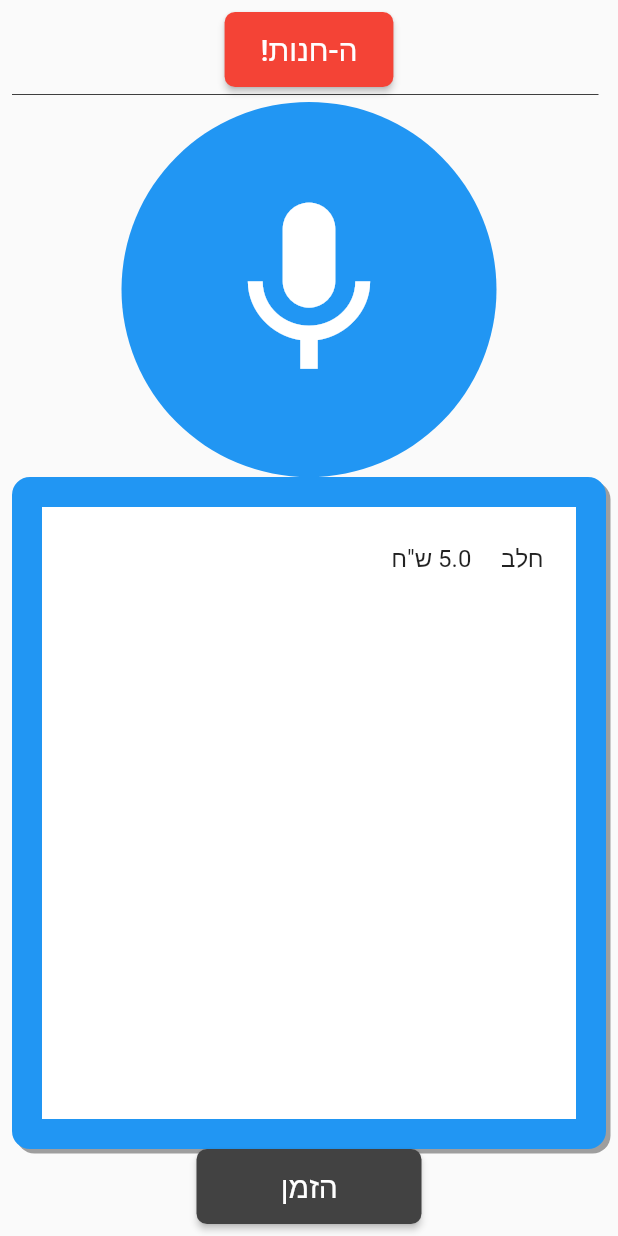
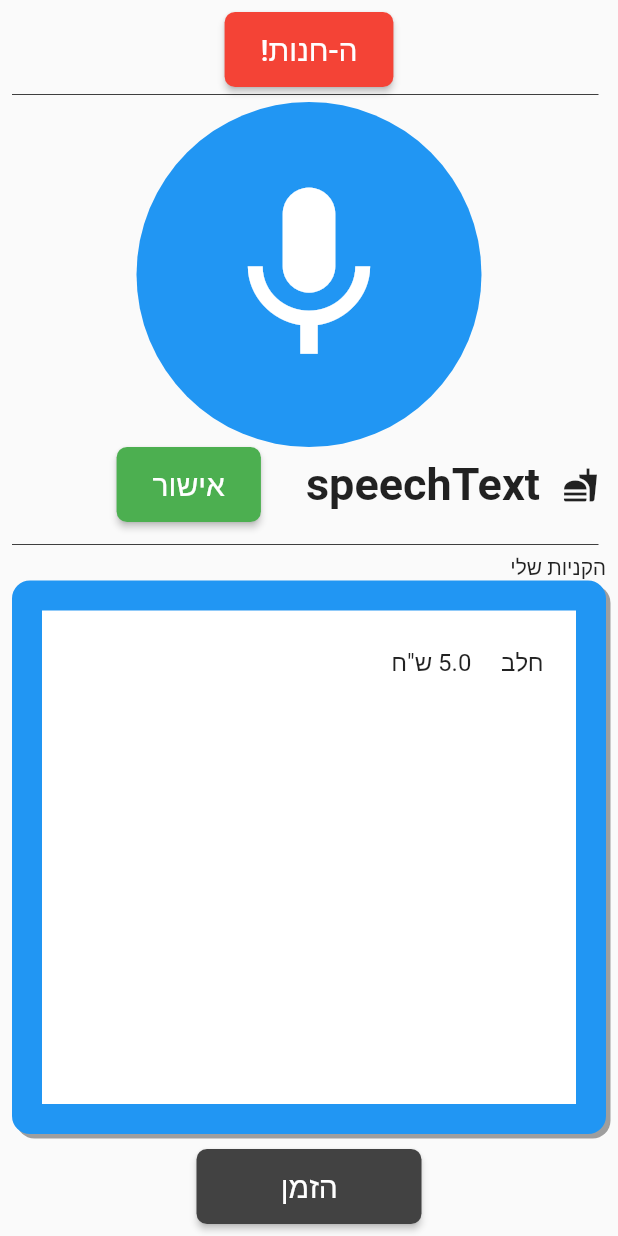
Before and after one commit to tsanhan/hanoot, a Flutter app: the screen it shows after launch, after a tap on the "mic" icon, on a phone screen of 412 x 824 dp. Run offline on Flutter 3.47's test engine with Material 2 defaults, Android fonts, the phone set to English and light mode, and no system bars; our stand-ins replace cached_network_image, firebase_auth, sprintf; missing offline and left inert: speech_recognition; accounts and stored records are empty; project files that could hold a hidden picture were left out.

Commit message:
ui fixex

```diff
--- a/lib/app/presentation/screens/MainScreen.dart
+++ b/lib/app/presentation/screens/MainScreen.dart
@@ -2,9 +2,11 @@
 import 'dart:io';
 
 import 'package:flutter/material.dart';
-import '../../data/model/product.dart';
-import '../../data/repository/products_repository.dart';
-
+import 'package:food4good_app/app/data/model/product.dart';
+import 'package:food4good_app/app/data/repository/products_repository.dart';
+import 'package:food4good_app/app/presentation/widgets/Item.dart';
+//import 'package:speech_to_text/speech_to_text.dart' as stt;
+//import 'package:speech_recognition/speech_recognition.dart';
 
 class MainScreen extends StatefulWidget {
   static const String SCREEN_NAME = 'MainScreen';
@@ -23,11 +25,20 @@
 
   List<Product> chosenProduct = new List();
   Product _chosenProduct;
+  //List<String>  productList = ['חלב', 'לחם'];
+//SpeechRecognition _speechRecognition;
+//stt.SpeechToText speech = stt.SpeechToText();
+bool _isAvailable = false;
+bool _isListening = false;
+bool pressed = false;
 
+String resultText = '';
+double totalSum = 0.0;
 
   @override
   void initState() {
     super.initState();
+  //  initSpeechRecognizer();
     _init();
   }
 
@@ -44,17 +55,9 @@
   Widget build(BuildContext context) {
     _chosenProduct = new Product(name: "חלב", price: 5, units: 1); //temp, for testing
     chosenProduct.add(_chosenProduct); //temp , for testing
-    _chosenProduct = new Product(name: "חזה עוף", price: 20, units: 3); //temp, for testing
-    chosenProduct.add(_chosenProduct); //temp , for testing
-    _chosenProduct = new Product(name: "לחם אחיד פרוס", price: 15, units: 1); //temp, for testing
-    chosenProduct.add(_chosenProduct); //temp , for testing
 
     return SafeArea(
       child: Scaffold(
-//      appBar: AppBar(
-//        title: Text(''),
-//        backgroundColor: Colors.grey[100],
-//      ),
         body: Container(
           padding: const EdgeInsets.all(8.0),
           child: Column(
@@ -64,9 +67,17 @@
               SizedBox(width: 15.0),
               _getDivider(),
               _getProducts(),
+              _getChosenItem(),
+              SizedBox(height: 10.0),
             //Stack(
             //children: <Widget>[
+              _getDivider(),
+              Align(
+                alignment: Alignment.topRight,
+                child: Text('הקניות שלי'),
+              ),
               _getShoppingList(),
+              SizedBox(height: 10.0),
               _getPressToOrder(),
           //    ],
         //  ),
@@ -76,40 +87,12 @@
       ),
     );
   }
-//
-//  @override
-//  Widget build(BuildContext context) {
-//    return SafeArea(
-//      child: Scaffold(
-////      appBar: AppBar(
-////        title: Text(''),
-////        backgroundColor: Colors.grey[100],
-////      ),
-//        body: Container(
-//          padding: const EdgeInsets.all(8.0),
-//          child: Column(
-//            crossAxisAlignment: CrossAxisAlignment.center,
-//            children: <Widget>[
-//              _getCategories(),
-//              SizedBox(width: 15.0),
-//              _getDivider(),
-//              _getProducts(),
-//              _getDivider(),
-//              _getShoppingList(),
-//              _getPressToOrder(),
-//            ],
-//          ),
-//        ),
-//      ),
-//    );
-//  }
-
 
   _getProducts() {
     return Center(
       child: Container(
-        height: 250.0,
-        width: 1000.0,
+        height: 230.0,
+        width:1000.0,
         child: Ink(
           decoration: ShapeDecoration(
             color: Colors.blue,
@@ -118,10 +101,16 @@
           child: IconButton(
             icon: Icon(Icons.mic),
             color: Colors.white,
-
             iconSize: 140,
             onPressed: () {
-              print("You Pressed the icon!");
+              setState(() {
+                resultText = "speechText";
+                pressed = true;
+              //  if (_isAvailable && !_isListening)
+                //  _speechRecognition
+                  //    .listen(locale: "he")
+                    //  .then((result) => print('$result'));
+             });
             },
           ),
         ),
@@ -129,9 +118,46 @@
     );
   }
 
+_getChosenItem() {
+    if(pressed != true)
+      return Row(
+          children: <Widget> [
+            ],
+      );
+    else
+      return Row(
+      children: <Widget> [
+        SizedBox(width: 5.0),
+      Icon(Icons.fastfood),
+        SizedBox(width: 15.0),
+  Text(resultText,
+    style: TextStyle(fontWeight: FontWeight.bold, fontSize: 30.0),),
+        SizedBox(width: 30.0),
+        ButtonTheme(
+          minWidth: 0.0,
+          height: 50.0,
+          buttonColor: Colors.green,
+          shape: RoundedRectangleBorder(
+            borderRadius: BorderRadius.circular(7.0),
+          ),
+          textTheme: ButtonTextTheme.primary,
+          child: RaisedButton(
+            onPressed: () {
+              setState((){
+                pressed = false;
+             // totalSum += 20;
+              });
+            },
+            child: Text(
+              'אישור',
+              style: TextStyle(fontSize: 20.0, color: Colors.white),
+            ),
+          ),
+        ),
+  ],
 
-
-
+    );
+}
 
   _getCategories() {
     return Row(
@@ -199,7 +225,8 @@
           textTheme: ButtonTextTheme.primary,
           child: RaisedButton(
             onPressed: () {
-              ;
+              productList.add(resultText);
+              resultText = '';
             },
             child: Text(
               'הזמן',
```
Lines whose indentation alone changed are shown as unchanged.
